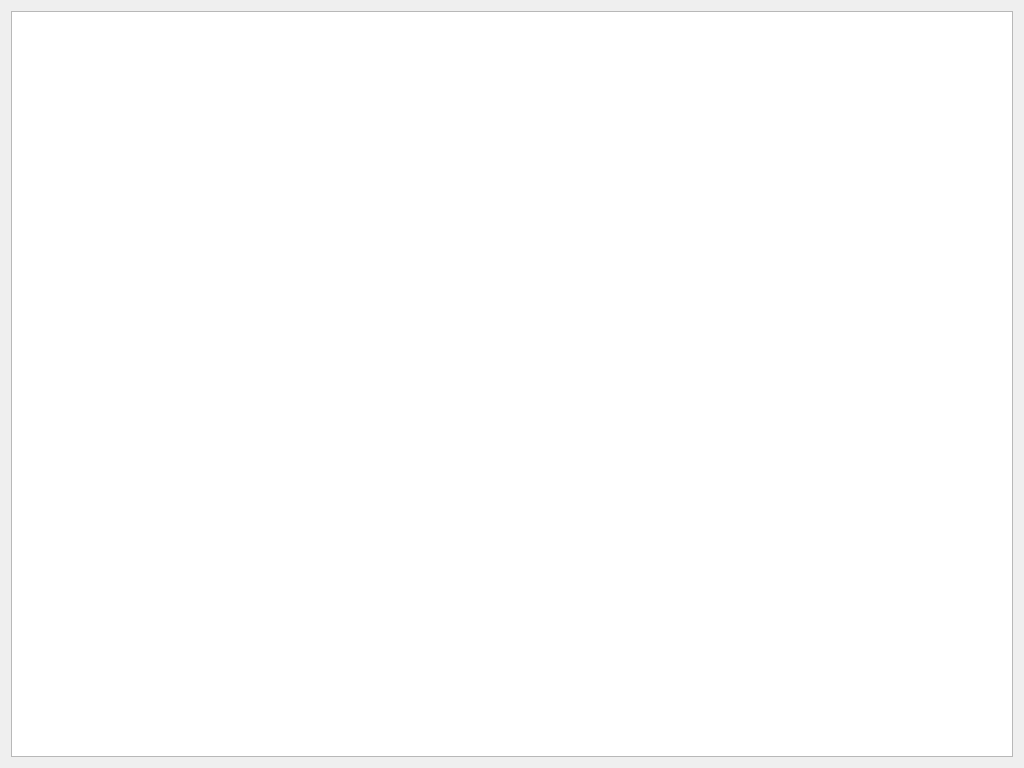
This is CaX/dialog/aboutdialog.ui in fsest4u/CaX_03 as Qt 5 draws it before an edit. The edited form follows.
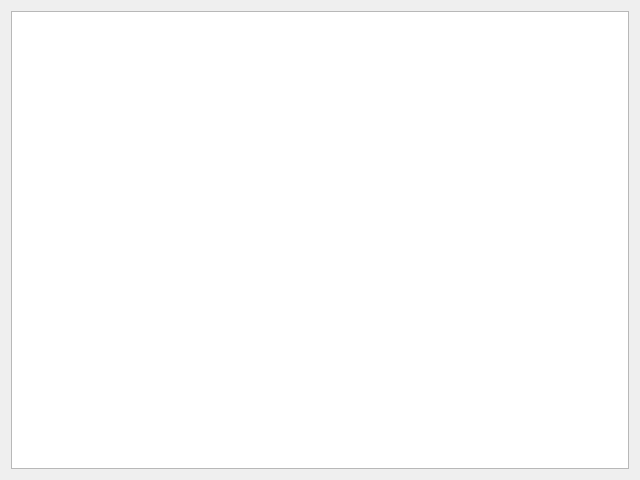
This is the edited form.

Diff of the .ui file:
```diff
--- a/CaX/dialog/aboutdialog.ui
+++ b/CaX/dialog/aboutdialog.ui
@@ -6,14 +6,14 @@
    <rect>
     <x>0</x>
     <y>0</y>
-    <width>1024</width>
-    <height>768</height>
+    <width>640</width>
+    <height>480</height>
    </rect>
   </property>
   <property name="minimumSize">
    <size>
-    <width>1024</width>
-    <height>768</height>
+    <width>640</width>
+    <height>480</height>
    </size>
   </property>
   <property name="windowTitle">
```
